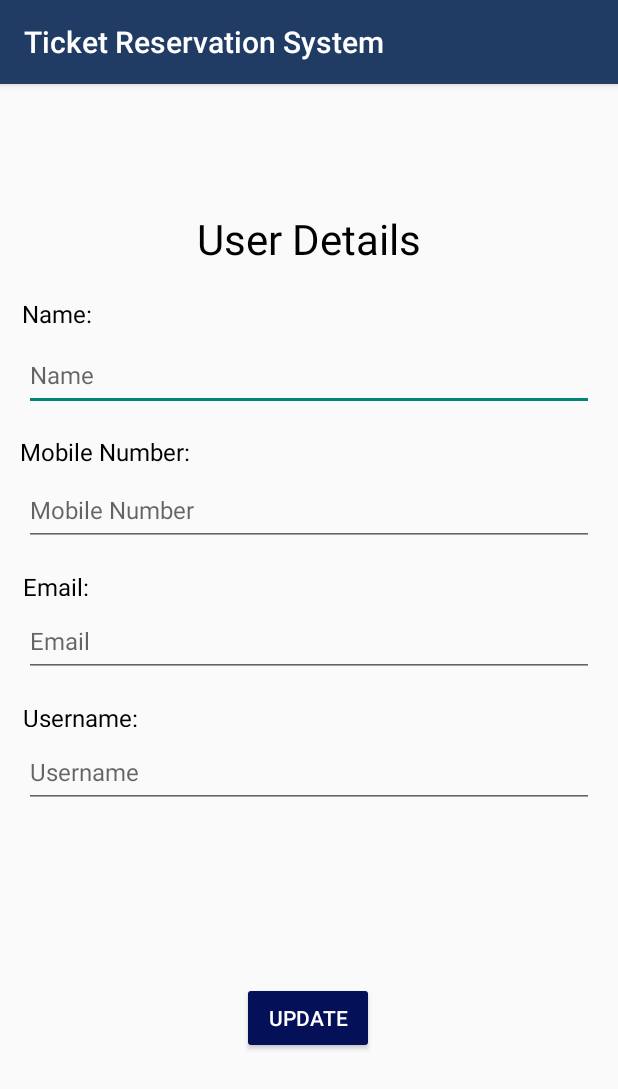
After one commit to charithlanzzz/Ticket_Reservation_Android, an Android app: the UserDetailsActivity screen opened directly, with no data from a screen before it, on a phone screen of 412 x 824 dp. The commit adds this screen. Shown: the top 1089 px of the screen. Run offline under Robolectric (Android 15) with nearby library versions, the phone set to English and light mode, and no system bars.

Commit message:
view user details

```diff
--- /dev/null
+++ b/app/src/main/java/com/example/ticket_reservation_android/activities/UserDetailsActivity.java
@@ -0,0 +1,59 @@
+package com.example.ticket_reservation_android.activities;
+
+import android.os.Bundle;
+import android.widget.EditText;
+
+import androidx.appcompat.app.AppCompatActivity;
+
+import com.example.ticket_reservation_android.R;
+import com.example.ticket_reservation_android.database.DatabaseHelper;
+import com.example.ticket_reservation_android.models.User;
+import com.example.ticket_reservation_android.session.SessionManager;
+
+public class UserDetailsActivity extends AppCompatActivity {
+
+    private EditText nameEditText;
+    private EditText mobileEditText;
+    private EditText emailEditText;
+    private EditText usernameEditText;
+
+    private DatabaseHelper dbHelper;
+    private SessionManager sessionManager;
+
+    @Override
+    protected void onCreate(Bundle savedInstanceState) {
+        super.onCreate(savedInstanceState);
+        setContentView(R.layout.activity_user_details);
+
+        // Initialize EditText views
+        nameEditText = findViewById(R.id.nameEditText);
+        mobileEditText = findViewById(R.id.mobileEditText);
+        emailEditText = findViewById(R.id.emailEditText);
+        usernameEditText = findViewById(R.id.usernameEditText);
+
+        // Initialize DatabaseHelper and SessionManager
+        dbHelper = new DatabaseHelper(this);
+        sessionManager = new SessionManager(this);
+
+        // Retrieve user details from the session
+        User currentUser = sessionManager.getUserDetails();
+
+        // Display user details if available
+        if (currentUser != null) {
+            nameEditText.setText(currentUser.getName());
+            mobileEditText.setText(currentUser.getMobileNumber());
+            emailEditText.setText(currentUser.getEmail());
+            usernameEditText.setText(currentUser.getUsername());
+        } else {
+            // Handle the case where no user details are found in the session
+            // You can display an error message or perform any other desired action
+        }
+    }
+
+    @Override
+    protected void onDestroy() {
+        super.onDestroy();
+        // Close the database when the activity is destroyed
+        dbHelper.close();
+    }
+}
--- /dev/null
+++ b/app/src/main/java/com/example/ticket_reservation_android/session/SessionManager.java
@@ -0,0 +1,68 @@
+package com.example.ticket_reservation_android.session;
+
+import android.content.Context;
+import android.content.SharedPreferences;
+
+import com.example.ticket_reservation_android.models.User;
+
+public class SessionManager {
+    private static final String PREF_NAME = "UserSession";
+    private static final String KEY_USERNAME = "username";
+    private static final String KEY_LOGGED_IN = "loggedIn";
+    private static final String KEY_NAME = "name";
+    private static final String KEY_MOBILE_NUMBER = "mobileNumber";
+    private static final String KEY_EMAIL = "email";
+
+    private SharedPreferences sharedPreferences;
+    private SharedPreferences.Editor editor;
+    private Context context;
+
+    public SessionManager(Context context) {
+        this.context = context;
+        sharedPreferences = context.getSharedPreferences(PREF_NAME, Context.MODE_PRIVATE);
+        editor = sharedPreferences.edit();
+    }
+
+    public void saveSession(User user) {
+        editor.putString(KEY_NAME, user.getName());
+        editor.putString(KEY_MOBILE_NUMBER, user.getMobileNumber());
+        editor.putString(KEY_EMAIL, user.getEmail());
+        editor.putString(KEY_USERNAME, user.getUsername());
+        editor.putBoolean(KEY_LOGGED_IN, true);
+        editor.apply();
+    }
+
+    public String getUsername() {
+        return sharedPreferences.getString(KEY_USERNAME, "");
+    }
+
+    public String getName() {
+        return sharedPreferences.getString(KEY_NAME, "");
+    }
+
+    public String getMobileNumber() {
+        return sharedPreferences.getString(KEY_MOBILE_NUMBER, "");
+    }
+
+    public String getEmail() {
+        return sharedPreferences.getString(KEY_EMAIL, "");
+    }
+
+    public boolean isLoggedIn() {
+        return sharedPreferences.getBoolean(KEY_LOGGED_IN, false);
+    }
+
+    public void logout() {
+        editor.clear();
+        editor.apply();
+    }
+
+    public User getUserDetails() {
+        String username = sharedPreferences.getString(KEY_USERNAME, "");
+        String name = sharedPreferences.getString(KEY_NAME, "");
+        String mobileNumber = sharedPreferences.getString(KEY_MOBILE_NUMBER, "");
+        String email = sharedPreferences.getString(KEY_EMAIL, "");
+
+        return new User(name, mobileNumber, email, username, "");
+    }
+}
--- /dev/null
+++ b/app/src/main/res/layout/activity_user_details.xml
@@ -0,0 +1,138 @@
+<?xml version="1.0" encoding="utf-8"?>
+<androidx.constraintlayout.widget.ConstraintLayout xmlns:android="http://schemas.android.com/apk/res/android"
+    xmlns:app="http://schemas.android.com/apk/res-auto"
+    xmlns:tools="http://schemas.android.com/tools"
+    android:layout_width="match_parent"
+    android:layout_height="match_parent"
+    tools:context=".activities.UserDetailsActivity">
+
+    <TextView
+        android:id="@+id/titleTextView"
+        android:layout_width="wrap_content"
+        android:layout_height="wrap_content"
+        android:layout_marginTop="84dp"
+        android:text="User Details"
+        android:textColor="#000000"
+        android:textSize="28sp"
+        app:layout_constraintEnd_toEndOf="parent"
+        app:layout_constraintStart_toStartOf="parent"
+        app:layout_constraintTop_toTopOf="parent" />
+
+    <TextView
+        android:id="@+id/nameLabel"
+        android:layout_width="70dp"
+        android:layout_height="22dp"
+        android:layout_marginTop="20dp"
+        android:text="Name:"
+        android:textColor="#000000"
+        android:textSize="16sp"
+        app:layout_constraintEnd_toEndOf="parent"
+        app:layout_constraintHorizontal_bias="0.043"
+        app:layout_constraintStart_toStartOf="parent"
+        app:layout_constraintTop_toBottomOf="@+id/titleTextView" />
+
+    <EditText
+        android:id="@+id/nameEditText"
+        android:layout_width="0dp"
+        android:layout_height="48dp"
+        android:layout_marginStart="16dp"
+        android:layout_marginTop="6dp"
+        android:layout_marginEnd="16dp"
+        android:textSize="16sp"
+        android:hint="Name"
+        app:layout_constraintEnd_toEndOf="parent"
+        app:layout_constraintStart_toStartOf="parent"
+        app:layout_constraintTop_toBottomOf="@+id/nameLabel" />
+
+    <TextView
+        android:id="@+id/mobileLabel"
+        android:layout_width="146dp"
+        android:layout_height="20dp"
+        android:layout_marginTop="16dp"
+        android:text="Mobile Number:"
+        android:textColor="#000000"
+        android:textSize="16sp"
+        app:layout_constraintEnd_toEndOf="parent"
+        app:layout_constraintHorizontal_bias="0.051"
+        app:layout_constraintStart_toStartOf="parent"
+        app:layout_constraintTop_toBottomOf="@+id/nameEditText" />
+
+    <EditText
+        android:id="@+id/mobileEditText"
+        android:layout_width="0dp"
+        android:layout_height="48dp"
+        android:layout_marginStart="16dp"
+        android:layout_marginTop="6dp"
+        android:layout_marginEnd="16dp"
+        android:textSize="16sp"
+        android:hint="Mobile Number"
+        app:layout_constraintEnd_toEndOf="parent"
+        app:layout_constraintStart_toStartOf="parent"
+        app:layout_constraintTop_toBottomOf="@+id/mobileLabel" />
+
+    <TextView
+        android:id="@+id/emailLabel"
+        android:layout_width="44dp"
+        android:layout_height="17dp"
+        android:layout_marginTop="16dp"
+        android:text="Email:"
+        android:textColor="#000000"
+        android:textSize="16sp"
+        app:layout_constraintEnd_toEndOf="parent"
+        app:layout_constraintHorizontal_bias="0.042"
+        app:layout_constraintStart_toStartOf="parent"
+        app:layout_constraintTop_toBottomOf="@+id/mobileEditText" />
+
+    <EditText
+        android:id="@+id/emailEditText"
+        android:layout_width="0dp"
+        android:layout_height="48dp"
+        android:layout_marginStart="16dp"
+        android:layout_marginTop="6dp"
+        android:layout_marginEnd="16dp"
+        android:textSize="16sp"
+        android:hint="Email"
+        app:layout_constraintEnd_toEndOf="parent"
+        app:layout_constraintStart_toStartOf="parent"
+        app:layout_constraintTop_toBottomOf="@+id/emailLabel" />
+
+    <TextView
+        android:id="@+id/usernameLabel"
+        android:layout_width="79dp"
+        android:layout_height="17dp"
+        android:layout_marginTop="16dp"
+        android:text="Username:"
+        android:textColor="#000000"
+        android:textSize="16sp"
+        app:layout_constraintEnd_toEndOf="parent"
+        app:layout_constraintHorizontal_bias="0.046"
+        app:layout_constraintStart_toStartOf="parent"
+        app:layout_constraintTop_toBottomOf="@+id/emailEditText" />
+
+    <EditText
+        android:id="@+id/usernameEditText"
+        android:layout_width="0dp"
+        android:layout_height="48dp"
+        android:layout_marginStart="16dp"
+        android:layout_marginTop="6dp"
+        android:layout_marginEnd="16dp"
+        android:textSize="16sp"
+        android:hint="Username"
+        app:layout_constraintEnd_toEndOf="parent"
+        app:layout_constraintStart_toStartOf="parent"
+        app:layout_constraintTop_toBottomOf="@+id/usernameLabel" />
+
+    <Button
+        android:id="@+id/updateButton"
+        android:layout_width="wrap_content"
+        android:layout_height="48dp"
+        android:layout_marginTop="116dp"
+        android:backgroundTint="#041057"
+        android:text="Update"
+        android:textColor="#FFFFFF"
+        app:layout_constraintEnd_toEndOf="parent"
+        app:layout_constraintHorizontal_bias="0.497"
+        app:layout_constraintStart_toStartOf="parent"
+        app:layout_constraintTop_toBottomOf="@+id/usernameEditText" />
+
+</androidx.constraintlayout.widget.ConstraintLayout>
--- a/app/src/main/res/values/themes.xml
+++ b/app/src/main/res/values/themes.xml
@@ -1,8 +1,8 @@
 <resources xmlns:tools="http://schemas.android.com/tools">
     <!-- Base application theme. -->
-    <style name="Theme.Ticket_Reservation_Android" parent="Theme.AppCompat.DayNight.NoActionBar">
+    <style name="Theme.Ticket_Reservation_Android" parent="Theme.AppCompat.DayNight.DarkActionBar">
         <!-- Primary brand color. -->
-        <item name="colorPrimary">@color/purple_500</item>
+        <item name="colorPrimary">@color/blue</item>
         <item name="colorPrimaryVariant">#082552</item>
         <item name="colorOnPrimary">@color/white</item>
         <!-- Secondary brand color. -->
```
Also changed, not shown: app/src/main/AndroidManifest.xml (+6 -1 lines), app/src/main/java/com/example/ticket_reservation_android/activities/DashboardActivity.java (+51 -0 lines), app/src/main/java/com/example/ticket_reservation_android/activities/LoginActivity.java (+7 -0 lines), app/src/main/java/com/example/ticket_reservation_android/activities/RegistrationActivity.java (+19 -3 lines), app/src/main/java/com/example/ticket_reservation_android/database/DatabaseHelper.java (+55 -2 lines).
